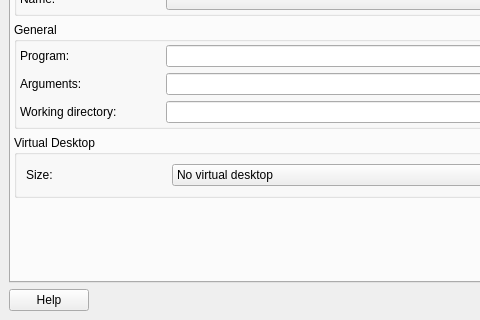
Before: the Qt Designer form src/q4wine-gui/uis/Run.ui in brezerk/q4wine, drawn with Qt 5; both pictures show x 0 to 480 and y 114 to 434 of the 694 by 434 pixel window.
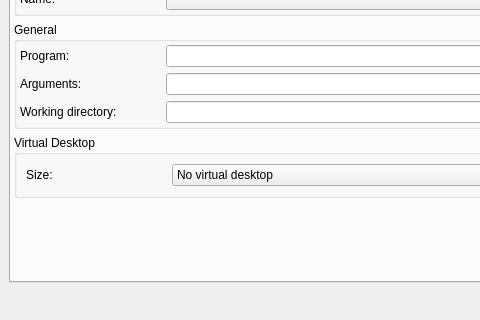
After: the same form once the commit is applied. Icons and pictures are not drawn.

```diff
--- a/src/q4wine-gui/uis/Run.ui
+++ b/src/q4wine-gui/uis/Run.ui
@@ -930,13 +930,6 @@
       </item>
       <item>
        <layout class="QHBoxLayout">
-        <item>
-         <widget class="QPushButton" name="cmdHelp">
-          <property name="text">
-           <string>Help</string>
-          </property>
-         </widget>
-        </item>
         <item>
          <spacer>
           <property name="orientation">
```
